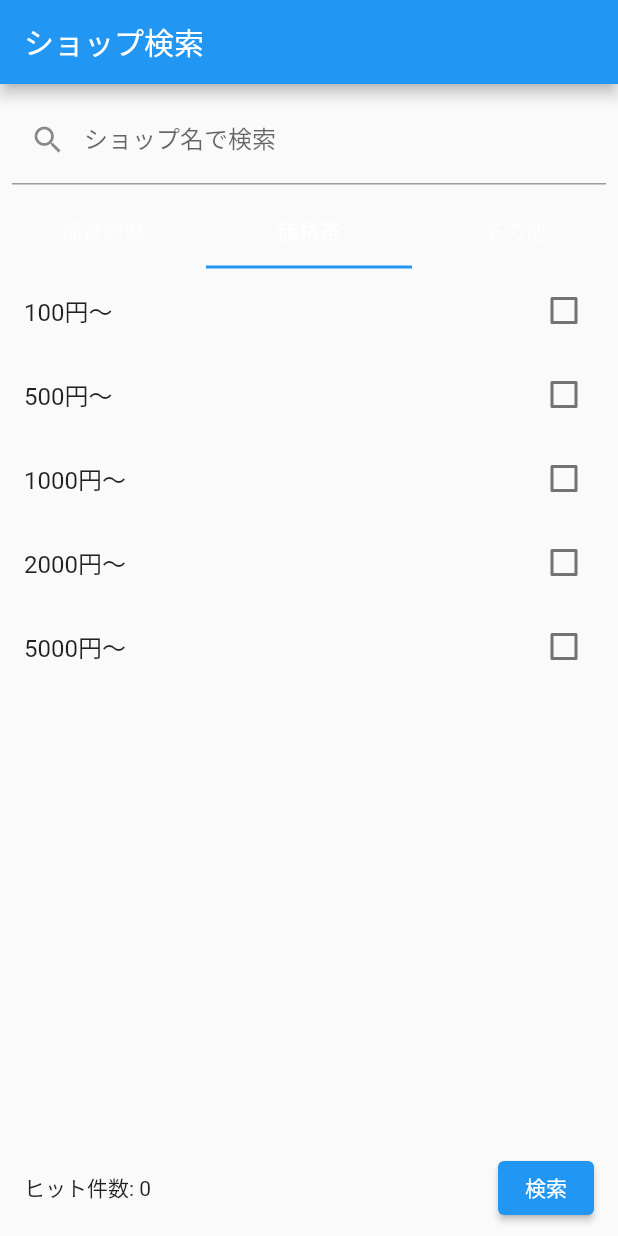
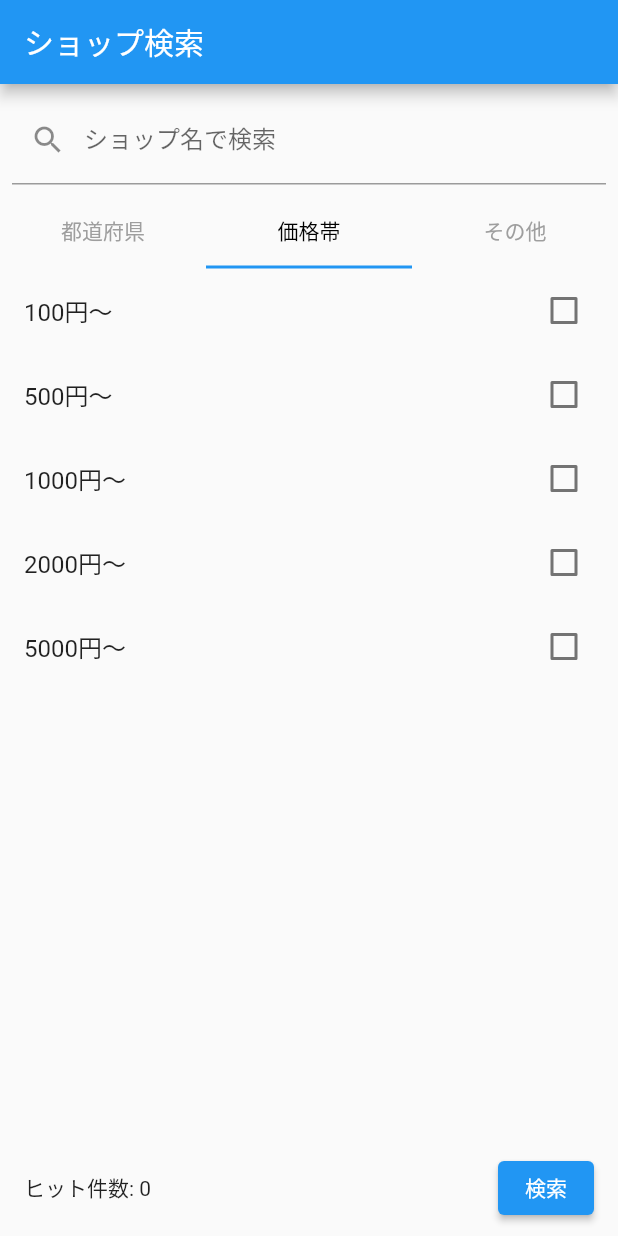
Before and after one commit to YutaTomatsu/furugi, a Flutter app: the SearchShopWidget screen opened by its route, tab 2 chosen, on a phone screen of 412 x 824 dp. Run offline on Flutter 3.47's test engine with Material 3 defaults, Android fonts, the phone set to English and light mode, and no system bars; our stand-ins replace auto_size_text, cached_network_image, cloud_firestore, cloud_functions, dropdown_button2, equatable and 24 more; missing offline and left inert: firebase_app_check, flutter_google_places, flutter_stripe, flutterflow_colorpicker, google_api_headers, google_maps_webservice and 2 more; accounts and stored records are empty; network calls fail; statements that could not run were skipped.

Commit message:
ラベルテキスト修正

```diff
--- a/lib/pages/top/search_shop/search_shop_widget.dart
+++ b/lib/pages/top/search_shop/search_shop_widget.dart
@@ -119,6 +119,8 @@ class _SearchShopWidgetState extends State<SearchShopWidget>
           // --- タブバー ---
           TabBar(
             controller: _model.tabController,
+            labelColor: Colors.black, // 選択中のタブの文字色を黒にする
+            unselectedLabelColor: Colors.grey, // 未選択のタブの文字色をグレーにする
             tabs: const [
               Tab(text: '都道府県'),
               Tab(text: '価格帯'),
```
